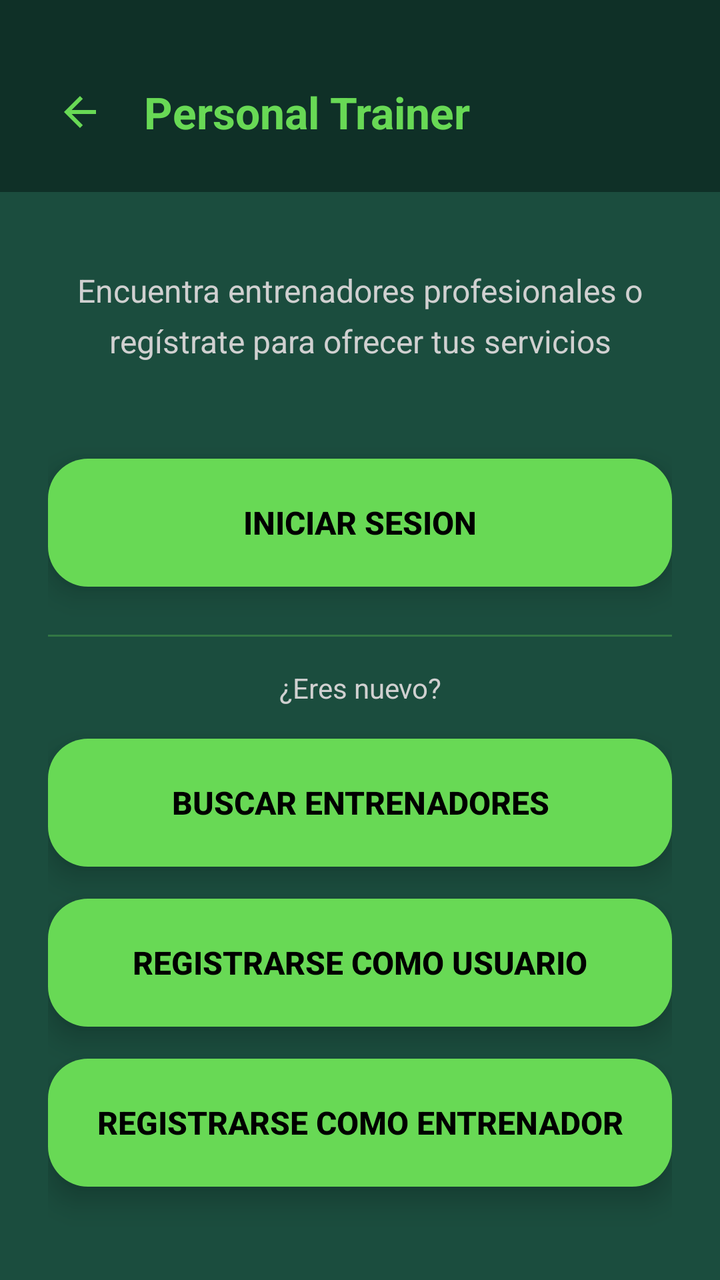
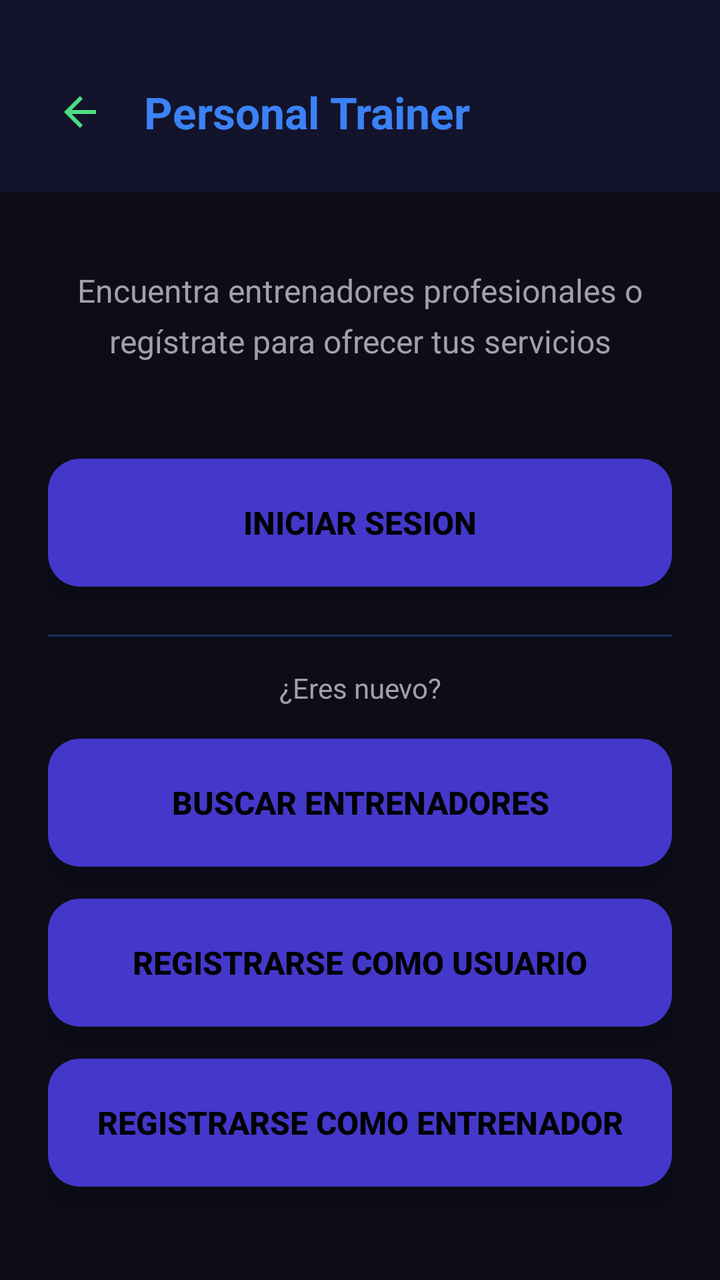

Two renders of the same Android screen: before a commit and after it. Below are the layout's source before the change and the commit's diff.
<!-- AndroidManifest.xml: activity theme Theme.GimnasioPro -->
<!-- res/layout/activity_personal_trainer.xml -->
<?xml version="1.0" encoding="utf-8"?>
<LinearLayout xmlns:android="http://schemas.android.com/apk/res/android"
    xmlns:app="http://schemas.android.com/apk/res-auto"
    xmlns:tools="http://schemas.android.com/tools"
    android:layout_width="match_parent"
    android:layout_height="match_parent"
    android:orientation="vertical"
    android:background="@color/dark_green_background"
    android:fitsSystemWindows="true"
    tools:context=".PersonalTrainerActivity">

    
    <LinearLayout
        android:layout_width="match_parent"
        android:layout_height="wrap_content"
        android:orientation="horizontal"
        android:gravity="center_vertical"
        android:paddingStart="16dp"
        android:paddingEnd="16dp"
        android:paddingBottom="16dp"
        android:paddingTop="32dp"
        android:background="@color/darker_green_header">

        <ImageButton
            android:id="@+id/btnBack"
            android:layout_width="48dp"
            android:layout_height="48dp"
            android:background="?attr/selectableItemBackgroundBorderless"
            android:src="@drawable/ic_arrow_back"
            android:contentDescription="Volver"
            android:scaleType="centerInside"
            android:clickable="true"
            android:focusable="true" />

        <TextView
            android:layout_width="0dp"
            android:layout_height="wrap_content"
            android:layout_weight="1"
            android:layout_marginStart="8dp"
            android:text="Personal Trainer"
            android:textSize="22sp"
            android:textStyle="bold"
            android:textColor="@color/electric_green_button" />
    </LinearLayout>

    
    <LinearLayout
        android:layout_width="match_parent"
        android:layout_height="match_parent"
        android:orientation="vertical"
        android:padding="24dp"
        android:gravity="center">



        
        <TextView
            android:layout_width="match_parent"
            android:layout_height="wrap_content"
            android:text="Gestiona tu entrenamiento"
            android:textSize="24sp"
            android:textStyle="bold"
            android:textColor="@color/electric_green_button"
            android:gravity="center"
            android:layout_marginBottom="16dp" />

        
        <TextView
            android:layout_width="match_parent"
            android:layout_height="wrap_content"
            android:text="Encuentra entrenadores profesionales o regístrate para ofrecer tus servicios"
            android:textSize="16sp"
            android:textColor="@color/text_light_gray"
            android:gravity="center"
            android:lineSpacingMultiplier="1.3"
            android:layout_marginBottom="48dp" />

        
        <Button
            android:id="@+id/btnLogin"
            android:layout_width="match_parent"
            android:layout_height="64dp"
            android:text="INICIAR SESION"
            android:textSize="16sp"
            android:textStyle="bold"
            android:textColor="@color/text_on_button"
            android:background="@drawable/btn_rounded_green"
            android:elevation="8dp"
            android:stateListAnimator="@null"
            android:layout_marginBottom="24dp" />

        
        <View
            android:layout_width="match_parent"
            android:layout_height="1dp"
            android:background="@color/electric_green_button"
            android:alpha="0.3"
            android:layout_marginBottom="16dp" />

        <TextView
            android:layout_width="match_parent"
            android:layout_height="wrap_content"
            android:text="¿Eres nuevo?"
            android:textSize="14sp"
            android:textColor="@color/text_light_gray"
            android:gravity="center"
            android:layout_marginBottom="16dp" />

        
        <Button
            android:id="@+id/btnBuscarTrainers"
            android:layout_width="match_parent"
            android:layout_height="64dp"
            android:text="BUSCAR ENTRENADORES"
            android:textSize="16sp"
            android:textStyle="bold"
            android:textColor="@color/text_on_button"
            android:background="@drawable/btn_rounded_green"
            android:elevation="8dp"
            android:stateListAnimator="@null"
            android:layout_marginBottom="16dp" />

        
        <Button
            android:id="@+id/btnRegistrarseUsuario"
            android:layout_width="match_parent"
            android:layout_height="64dp"
            android:text="REGISTRARSE COMO USUARIO"
            android:textSize="16sp"
            android:textStyle="bold"
            android:textColor="@color/text_on_button"
            android:background="@drawable/btn_rounded_green"
            android:elevation="8dp"
            android:stateListAnimator="@null"
            android:layout_marginBottom="16dp" />

        
        <Button
            android:id="@+id/btnRegistrarseTrainer"
            android:layout_width="match_parent"
            android:layout_height="64dp"
            android:text="REGISTRARSE COMO ENTRENADOR"
            android:textSize="16sp"
            android:textStyle="bold"
            android:textColor="@color/text_on_button"
            android:background="@drawable/btn_rounded_green"
            android:elevation="8dp"
            android:stateListAnimator="@null"
            android:layout_marginBottom="24dp" />

        
        <View
            android:layout_width="match_parent"
            android:layout_height="1dp"
            android:background="@color/electric_green_button"
            android:alpha="0.3"
            android:layout_marginTop="16dp"
            android:layout_marginBottom="16dp" />

        
        <TextView
            android:layout_width="match_parent"
            android:layout_height="wrap_content"
            android:text="Entrenadores verificados\nRutinas personalizadas\nSeguimiento de progreso"
            android:textSize="14sp"
            android:textColor="@color/text_light_gray"
            android:gravity="center"
            android:lineSpacingMultiplier="1.5" />

    </LinearLayout>

</LinearLayout>
<!-- resources referenced by this layout -->
<resources>
  <color name="dark_green_background">#FF1B4D3E</color>
  <color name="darker_green_header">#FF0F3027</color>
  <color name="electric_green_button">#68D955</color>
  <color name="text_light_gray">#FFD0D0D0</color>
  <color name="text_on_button">#FF000000</color>
  <!-- drawable btn_rounded_green (drawable) -->
  <?xml version="1.0" encoding="utf-8"?>
  <ripple xmlns:android="http://schemas.android.com/apk/res/android"
      android:color="@color/electric_green_button">
      <item>
          <shape android:shape="rectangle">
              <solid android:color="@color/electric_green_button" />
              <corners android:radius="20dp" />
          </shape>
      </item>
  </ripple>
  <!-- drawable ic_arrow_back (drawable) -->
  <?xml version="1.0" encoding="utf-8"?>
  <vector xmlns:android="http://schemas.android.com/apk/res/android"
      android:width="24dp"
      android:height="24dp"
      android:viewportWidth="24"
      android:viewportHeight="24"
      android:tint="@color/electric_green_button">
      <path
          android:fillColor="@android:color/white"
          android:pathData="M20,11H7.83l5.59,-5.59L12,4l-8,8 8,8 1.41,-1.41L7.83,13H20v-2z"/>
  </vector>
  <style name="Theme.GimnasioPro" parent="Theme.AppCompat.Light.NoActionBar">
          
          <item name="colorPrimary">@color/electric_green_button</item>
          <item name="colorPrimaryDark">@color/dark_green_background</item>
          <item name="colorAccent">@color/electric_green_button</item>
          <item name="android:windowBackground">@color/dark_green_background</item>
          <item name="android:statusBarColor">@color/dark_green_background</item>
          <item name="android:navigationBarColor">@color/dark_green_background</item>
          <item name="android:fitsSystemWindows">true</item>
      </style>
</resources>

<!-- the commit's change to res/layout/activity_personal_trainer.xml (unified diff, before → after) -->
@@ -40,7 +40,7 @@
             android:text="Personal Trainer"
             android:textSize="22sp"
             android:textStyle="bold"
-            android:textColor="@color/electric_green_button" />
+            android:textColor="@color/accent_blue" />
     </LinearLayout>
 
     
@@ -60,7 +60,7 @@
             android:text="Gestiona tu entrenamiento"
             android:textSize="24sp"
             android:textStyle="bold"
-            android:textColor="@color/electric_green_button"
+            android:textColor="@color/accent_blue"
             android:gravity="center"
             android:layout_marginBottom="16dp" />
 
@@ -84,7 +84,7 @@
             android:textSize="16sp"
             android:textStyle="bold"
             android:textColor="@color/text_on_button"
-            android:background="@drawable/btn_rounded_green"
+            android:background="@drawable/bg_card_trainer"
             android:elevation="8dp"
             android:stateListAnimator="@null"
             android:layout_marginBottom="24dp" />
@@ -93,7 +93,7 @@
         <View
             android:layout_width="match_parent"
             android:layout_height="1dp"
-            android:background="@color/electric_green_button"
+            android:background="@color/accent_blue"
             android:alpha="0.3"
             android:layout_marginBottom="16dp" />
 
@@ -115,7 +115,7 @@
             android:textSize="16sp"
             android:textStyle="bold"
             android:textColor="@color/text_on_button"
-            android:background="@drawable/btn_rounded_green"
+            android:background="@drawable/bg_card_trainer"
             android:elevation="8dp"
             android:stateListAnimator="@null"
             android:layout_marginBottom="16dp" />
@@ -129,7 +129,7 @@
             android:textSize="16sp"
             android:textStyle="bold"
             android:textColor="@color/text_on_button"
-            android:background="@drawable/btn_rounded_green"
+            android:background="@drawable/bg_card_trainer"
             android:elevation="8dp"
             android:stateListAnimator="@null"
             android:layout_marginBottom="16dp" />
@@ -143,7 +143,7 @@
             android:textSize="16sp"
             android:textStyle="bold"
             android:textColor="@color/text_on_button"
-            android:background="@drawable/btn_rounded_green"
+            android:background="@drawable/bg_card_trainer"
             android:elevation="8dp"
             android:stateListAnimator="@null"
             android:layout_marginBottom="24dp" />
@@ -152,7 +152,7 @@
         <View
             android:layout_width="match_parent"
             android:layout_height="1dp"
-            android:background="@color/electric_green_button"
+            android:background="@color/accent_blue"
             android:alpha="0.3"
             android:layout_marginTop="16dp"
             android:layout_marginBottom="16dp" />
<!-- resource entries referenced after the edit -->
@@ -1,21 +1,19 @@
 <!-- resources referenced by this layout -->
 <resources>
-  <color name="dark_green_background">#FF1B4D3E</color>
-  <color name="darker_green_header">#FF0F3027</color>
-  <color name="electric_green_button">#68D955</color>
-  <color name="text_light_gray">#FFD0D0D0</color>
+  <color name="accent_blue">#3B82F6</color>
+  <color name="dark_green_background">@color/dark_background</color>
+  <color name="darker_green_header">@color/dark_background_secondary</color>
+  <color name="electric_green_button">@color/accent_green</color>
+  <color name="accent_green">#4ADE80</color>
+  <color name="text_light_gray">@color/text_secondary</color>
   <color name="text_on_button">#FF000000</color>
-  <!-- drawable btn_rounded_green (drawable) -->
+  <!-- drawable bg_card_trainer (drawable) -->
   <?xml version="1.0" encoding="utf-8"?>
-  <ripple xmlns:android="http://schemas.android.com/apk/res/android"
-      android:color="@color/electric_green_button">
-      <item>
-          <shape android:shape="rectangle">
-              <solid android:color="@color/electric_green_button" />
-              <corners android:radius="20dp" />
-          </shape>
-      </item>
-  </ripple>
+  <shape xmlns:android="http://schemas.android.com/apk/res/android"
+      android:shape="rectangle">
+      <solid android:color="@color/card_trainer" />
+      <corners android:radius="16dp" />
+  </shape>
   <!-- drawable ic_arrow_back (drawable) -->
   <?xml version="1.0" encoding="utf-8"?>
   <vector xmlns:android="http://schemas.android.com/apk/res/android"
@@ -38,5 +36,9 @@
           <item name="android:navigationBarColor">@color/dark_green_background</item>
           <item name="android:fitsSystemWindows">true</item>
       </style>
+  <color name="dark_background">#0D0D1A</color>
+  <color name="dark_background_secondary">#13132B</color>
+  <color name="text_secondary">#A1A1AA</color>
+  <color name="card_trainer">#4338CA</color>
 </resources>
 
